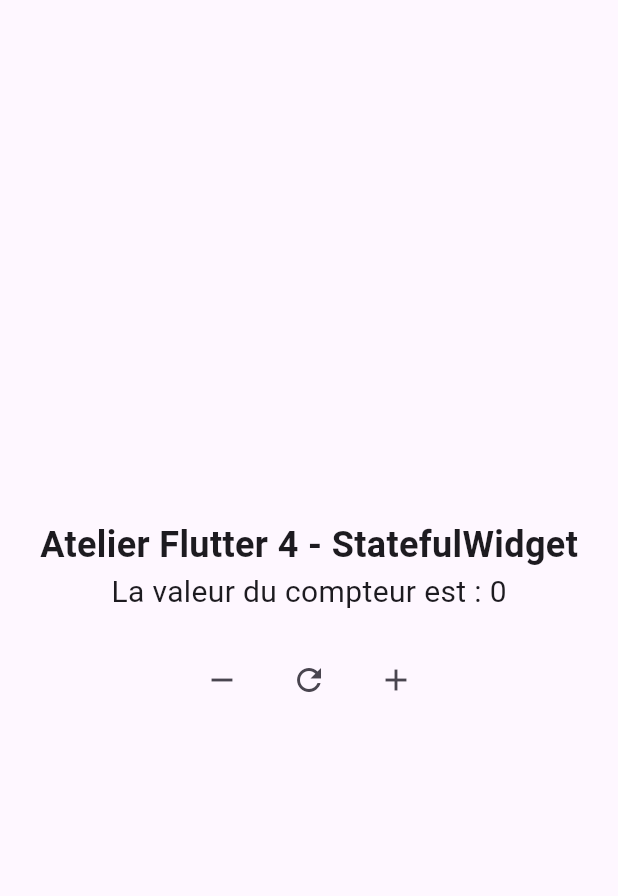
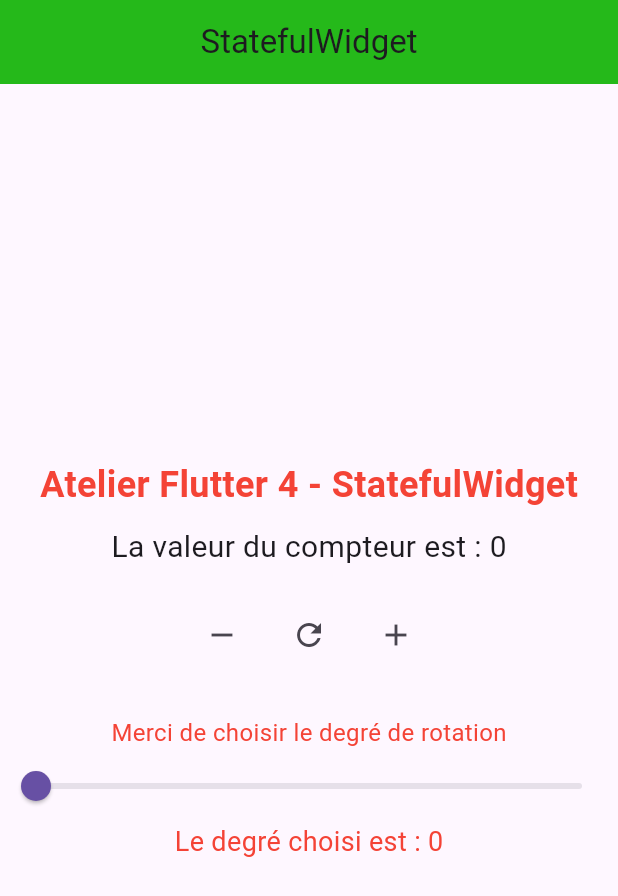
Before and after one commit to Belka1996/Atelier-Flutter-4, a Flutter app: the screen it shows after launch, after a tap on the "refresh" icon, on a phone screen of 412 x 824 dp. Shown: the top 896 px of the screen. Run offline on Flutter 3.47's test engine with Material 3 defaults, Android fonts, the phone set to English and light mode, and no system bars.

Commit message:
Atelier Flutter 4 Étape 5 ok

```diff
--- a/lib/main.dart
+++ b/lib/main.dart
@@ -12,10 +12,16 @@
 
 class _MyWidgetState extends State<MyWidget> {
   int compteur = 0;
+  double degre = 0;
   @override
   Widget build(BuildContext context) {
     return MaterialApp(
       home: Scaffold(
+        appBar: AppBar(
+          title: const Text("StatefulWidget"),
+          backgroundColor: const Color.fromARGB(255, 37, 185, 26),
+          centerTitle: true,
+        ),
         body: Center(
           child: Column(
             mainAxisAlignment: MainAxisAlignment.center,
@@ -24,8 +30,10 @@
               style: TextStyle(
                 fontSize: 24,
                 fontWeight : FontWeight.bold,
+                color: Colors.red,
               ),
               ),
+              const SizedBox(height: 10),
               Text(
                 "La valeur du compteur est : $compteur",
                 style: TextStyle(fontSize: 20),
@@ -33,7 +41,7 @@
               SizedBox(height: 20),
             Row(
               mainAxisAlignment: MainAxisAlignment.center,
-            children: [
+              children: [
               IconButton(onPressed: (){
                 setState(() {
                   compteur--;
@@ -45,6 +53,7 @@
               IconButton(onPressed: (){
                 setState(() {
                   compteur = 0;
+                  degre = 0;
                 });
               },
               icon: Icon(Icons.refresh),
@@ -59,6 +68,27 @@
               ),
             ],
           ),
+          SizedBox(height: 30),
+          const Text("Merci de choisir le degré de rotation",
+          style: TextStyle(
+            fontSize: 16,
+            color: Colors.red,
+          ),
+          ),
+          Slider(
+            value: degre,
+            min: 0,
+            max: 360,
+            onChanged: (value){
+              setState(() {
+                degre = value;
+              });
+            },
+            ),
+            Text(
+              "Le degré choisi est : ${degre.toStringAsFixed(0)}",
+              style: TextStyle(fontSize: 18, color: Colors.red),
+            )
           ],
           ),
         ),
```
